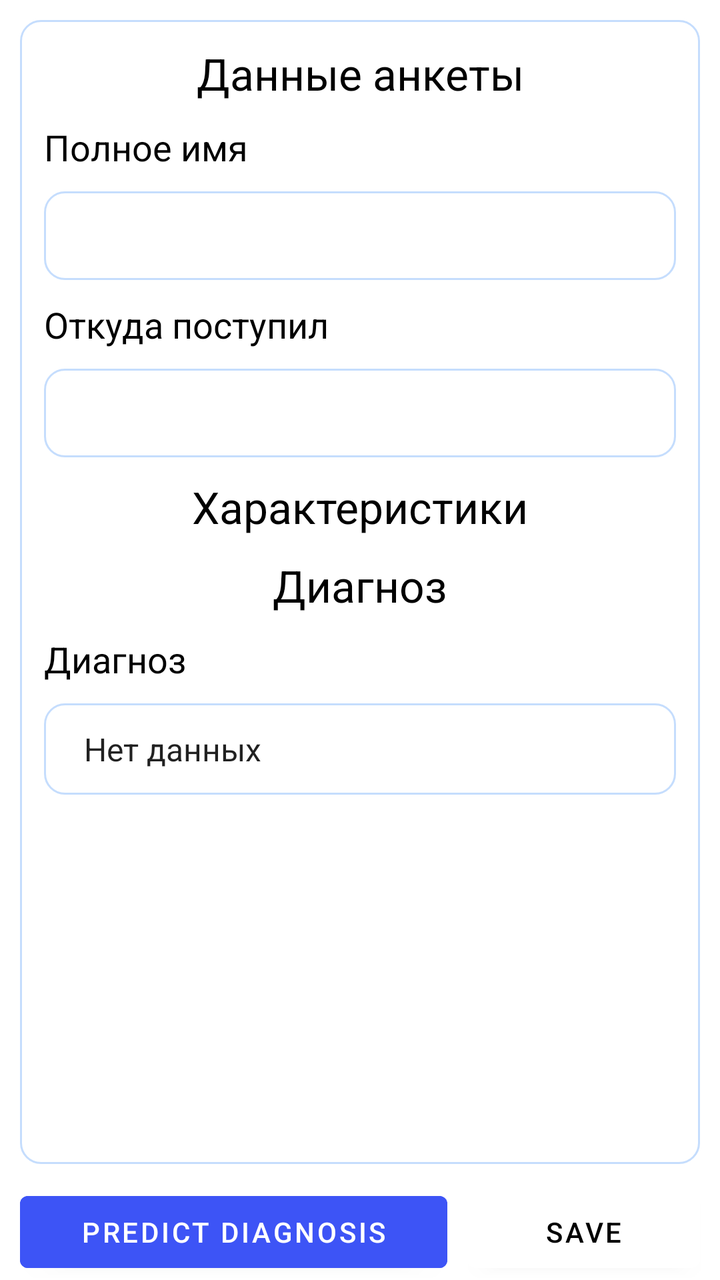
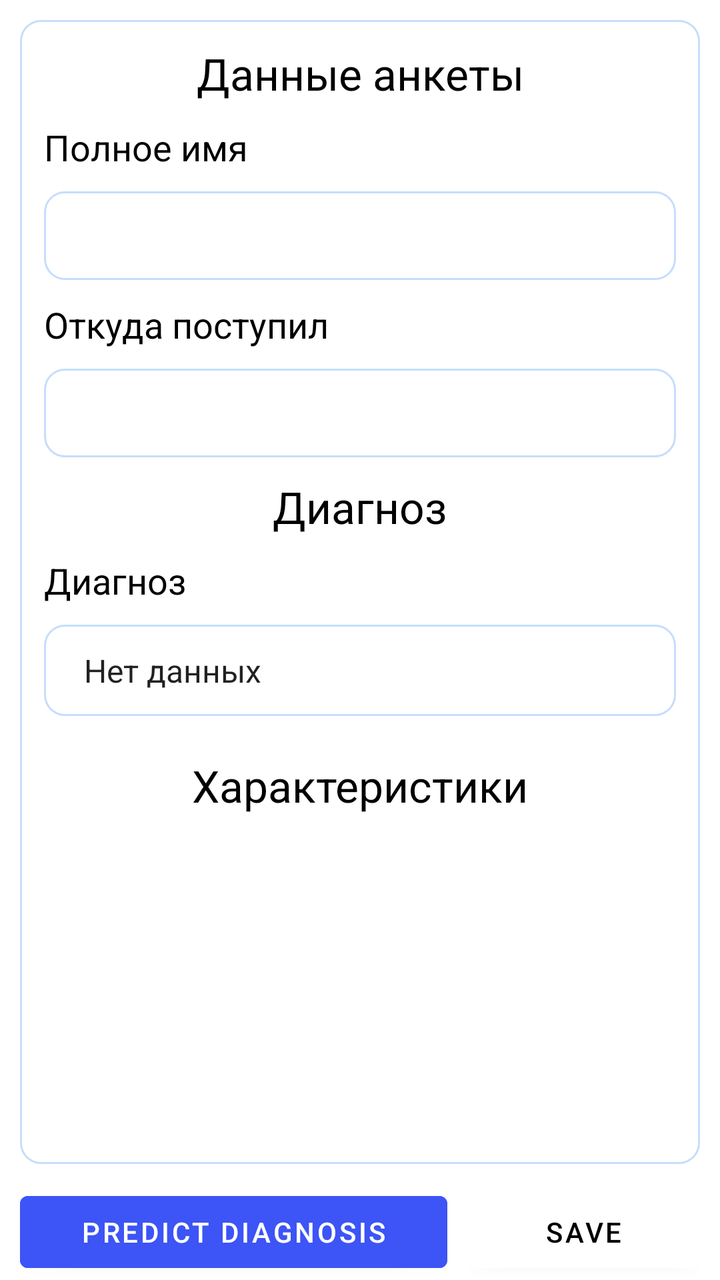

Compare the two renders of this Android layout. The source of the first and the diff that turns it into the second are given below.
<!-- AndroidManifest.xml: application theme Theme.Pancreatitis -->
<!-- res/layout/fragment_questionnaire.xml -->
<?xml version="1.0" encoding="utf-8"?>
<LinearLayout
    xmlns:android="http://schemas.android.com/apk/res/android"
    xmlns:app="http://schemas.android.com/apk/res-auto"
    android:layout_width="match_parent"
    android:layout_height="match_parent"
    android:orientation="vertical">

    <LinearLayout
        android:layout_width="match_parent"
        android:layout_height="0dp"
        android:layout_weight="1"
        android:background="@drawable/rounded_background"
        android:orientation="vertical"
        android:layout_margin="10dp">

        <TextView
            android:id="@+id/title_questionnaire"
            android:layout_width="match_parent"
            android:layout_height="wrap_content"
            android:textSize="22dp"
            android:textColor="@color/black"
            android:text="Данные анкеты"
            android:textAlignment="center"
            android:layout_marginTop="10dp"
            android:layout_marginLeft="10dp"
            android:layout_marginRight="10dp"
            />

        <LinearLayout
            android:layout_width="match_parent"
            android:layout_height="wrap_content"
            android:orientation="vertical"
            android:layout_marginLeft="10dp"
            android:layout_marginRight="10dp">

            <LinearLayout
                android:layout_width="match_parent"
                android:layout_height="wrap_content"
                android:orientation="horizontal">

                <TextView
                    android:id="@+id/name_fio"
                    android:layout_width="0dp"
                    android:layout_height="wrap_content"
                    android:layout_weight="1"
                    android:text="Полное имя"
                    android:textSize="18sp"
                    android:textColor="@color/black"
                    android:layout_marginTop="10dp"
                    android:layout_marginBottom="10dp"
                    android:maxLines="2"
                    android:ellipsize="end" />
            </LinearLayout>

            <EditText
                android:id="@+id/value_fio"
                android:layout_width="match_parent"
                android:layout_height="wrap_content"
                android:background="@drawable/rounded_background"
                android:textSize="18sp"
                android:padding="10dp"/>
        </LinearLayout>

        <LinearLayout
            android:id="@+id/test_admittedhome"
            android:layout_width="match_parent"
            android:layout_height="wrap_content"
            android:orientation="vertical"
            android:layout_marginLeft="10dp"
            android:layout_marginRight="10dp">

            <LinearLayout
                android:layout_width="match_parent"
                android:layout_height="wrap_content"
                android:orientation="horizontal">

                <TextView
                    android:id="@+id/name_admittedfrom"
                    android:layout_width="0dp"
                    android:layout_height="wrap_content"
                    android:layout_weight="1"
                    android:text="Откуда поступил"
                    android:textSize="18sp"
                    android:textColor="@color/black"
                    android:layout_marginTop="10dp"
                    android:layout_marginBottom="10dp"
                    android:maxLines="2"
                    android:ellipsize="end" />
            </LinearLayout>

            <EditText
                android:id="@+id/value_admittedfrom"
                android:layout_width="match_parent"
                android:layout_height="wrap_content"
                android:background="@drawable/rounded_background"
                android:textSize="18sp"
                android:padding="10dp"/>
        </LinearLayout>

        <TextView
            android:id="@+id/title_characteristic"
            android:layout_width="match_parent"
            android:layout_height="wrap_content"
            android:textSize="22dp"
            android:textColor="@color/black"
            android:text="Характеристики"
            android:textAlignment="center"
            android:layout_marginTop="10dp"
            android:layout_marginLeft="10dp"
            android:layout_marginRight="10dp"
            />

        
        <androidx.recyclerview.widget.RecyclerView
            android:id="@+id/recycler_view_characteristics"
            android:layout_width="match_parent"
            android:layout_height="wrap_content" />

        <TextView
            android:id="@+id/title_diagnosis"
            android:layout_width="match_parent"
            android:layout_height="wrap_content"
            android:textSize="22dp"
            android:textColor="@color/black"
            android:text="Диагноз"
            android:textAlignment="center"
            android:layout_marginTop="10dp"
            android:layout_marginLeft="10dp"
            android:layout_marginRight="10dp"
            />

        <LinearLayout
            android:layout_width="match_parent"
            android:layout_height="wrap_content"
            android:layout_marginLeft="10dp"
            android:layout_marginRight="10dp"
            android:layout_marginBottom="10dp"
            android:orientation="vertical">

            <TextView
                android:id="@+id/name_diagnosis"
                android:layout_width="match_parent"
                android:layout_height="wrap_content"
                android:layout_marginTop="10dp"
                android:layout_marginBottom="10dp"
                android:ellipsize="end"
                android:maxLines="2"
                android:text="Диагноз"
                android:textColor="@color/black"
                android:textSize="18sp" />

            <Spinner
                android:id="@+id/spinner_diagnosis"
                android:layout_width="match_parent"
                android:layout_height="wrap_content"
                android:background="@drawable/rounded_background"
                android:entries="@array/spinner_items"
                android:padding="12dp" />
        </LinearLayout>

    </LinearLayout>

    <LinearLayout
        android:id="@+id/btns"
        android:layout_width="match_parent"
        android:layout_height="wrap_content"
        app:layout_constraintBottom_toBottomOf="parent"
        android:orientation="horizontal">

        <Button
            android:id="@+id/btn_predict"
            android:layout_width="wrap_content"
            android:layout_height="wrap_content"
            android:backgroundTint="@color/colorActive"
            android:layout_weight="1"
            android:layout_marginLeft="10dp"
            android:layout_marginRight="5dp"
            android:text="Predict Diagnosis" />

        <Button
            android:id="@+id/btn_save"
            android:layout_width="wrap_content"
            android:layout_height="wrap_content"
            android:layout_weight="1"
            android:layout_marginLeft="5dp"
            android:layout_marginRight="10dp"
            android:backgroundTint="@color/white"
            android:textColor="@color/black"
            android:text="Save"/>
    </LinearLayout>
</LinearLayout>
<!-- resources referenced by this layout -->
<resources>
  <string-array name="spinner_items">
          <item>Нет данных</item>
          <item>Отечный панкреатит</item>
          <item>Панкреонекроз среднетяжелое течение</item>
          <item>Панкреонекроз тяжелое течение</item>
      </string-array>
  <color name="black">#FF000000</color>
  <color name="colorActive">#3D54F6</color>
  <color name="white">#FFFFFFFF</color>
  <!-- drawable rounded_background (drawable) -->
  <?xml version="1.0" encoding="utf-8"?>
  <shape xmlns:android="http://schemas.android.com/apk/res/android"
      android:shape="rectangle">
      <corners android:radius="10dp"/>  
      <solid android:color="@android:color/white"/> 
      <padding
          android:left="2dp"
          android:right="2dp"
          android:top="2dp"
          android:bottom="2dp"/>
  
      <stroke
          android:width="1dp"
          android:color="@color/colorCircle"/> 
  </shape>
  <style name="Theme.Pancreatitis" parent="Theme.MaterialComponents.DayNight.DarkActionBar">
          
          <item name="colorPrimary">@color/colorActive</item>
          <item name="colorPrimaryVariant">@color/colorActive</item>
          <item name="colorOnPrimary">@color/white</item>
          
          <item name="colorSecondary">@color/teal_200</item>
          <item name="colorSecondaryVariant">@color/teal_700</item>
          <item name="colorOnSecondary">@color/black</item>
          
          <item name="android:statusBarColor">?attr/colorPrimaryVariant</item>
          
      </style>
  <color name="colorCircle">#C5DDFD</color>
  <color name="teal_200">#FF03DAC5</color>
  <color name="teal_700">#FF018786</color>
</resources>

<!-- the commit's change to res/layout/fragment_questionnaire.xml (unified diff, before → after) -->
@@ -98,24 +98,6 @@
                 android:padding="10dp"/>
         </LinearLayout>
 
-        <TextView
-            android:id="@+id/title_characteristic"
-            android:layout_width="match_parent"
-            android:layout_height="wrap_content"
-            android:textSize="22dp"
-            android:textColor="@color/black"
-            android:text="Характеристики"
-            android:textAlignment="center"
-            android:layout_marginTop="10dp"
-            android:layout_marginLeft="10dp"
-            android:layout_marginRight="10dp"
-            />
-
-        
-        <androidx.recyclerview.widget.RecyclerView
-            android:id="@+id/recycler_view_characteristics"
-            android:layout_width="match_parent"
-            android:layout_height="wrap_content" />
 
         <TextView
             android:id="@+id/title_diagnosis"
@@ -159,6 +141,25 @@
                 android:padding="12dp" />
         </LinearLayout>
 
+        <TextView
+            android:id="@+id/title_characteristic"
+            android:layout_width="match_parent"
+            android:layout_height="wrap_content"
+            android:textSize="22dp"
+            android:textColor="@color/black"
+            android:text="Характеристики"
+            android:textAlignment="center"
+            android:layout_marginTop="10dp"
+            android:layout_marginLeft="10dp"
+            android:layout_marginRight="10dp"
+            />
+
+        
+        <androidx.recyclerview.widget.RecyclerView
+            android:id="@+id/recycler_view_characteristics"
+            android:layout_width="match_parent"
+            android:layout_height="match_parent" />
+
     </LinearLayout>
 
     <LinearLayout
